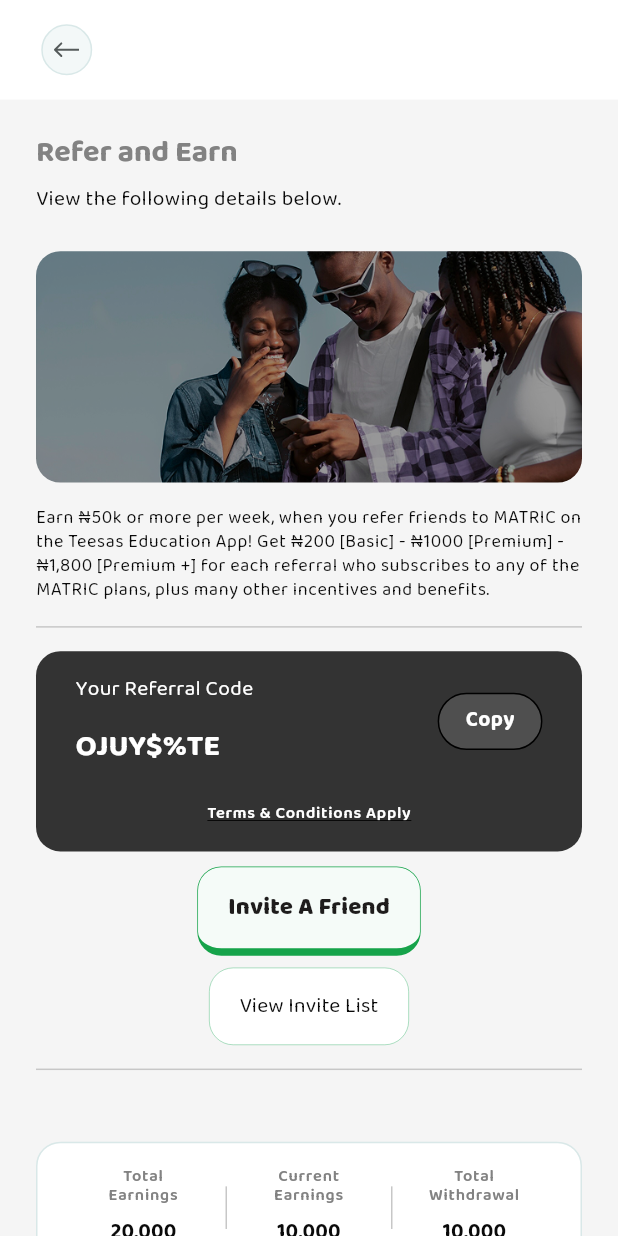
After one commit to teesas-engineering/teesas-app-v2, a Flutter app: the ReferAndEarnScreen screen opened by its route, on a phone screen of 412 x 824 dp. The commit adds this screen. Run offline on Flutter 3.47's test engine with Material 3 defaults, Android fonts, the phone set to English and light mode, and no system bars; our stand-ins replace device_info_plus, dio, firebase_core, flutter_dotenv, flutter_mobx, flutter_screenutil and 12 more; accounts and stored records are empty; generated files the repository leaves out were written again; project files that could hold a hidden picture were left out.

Commit message:
feat: introduce refer and earn feature including screen, store, and associated widgets.

```diff
--- /dev/null
+++ b/lib/app/_shared/widgets/app_back_header.dart
@@ -0,0 +1,45 @@
+import 'package:flutter/material.dart';
+import 'package:flutter_screenutil/flutter_screenutil.dart';
+import 'package:flutter_svg/svg.dart';
+import '../../../common/dimens/app_dimens.dart';
+import '../../../common/style_guide/colors.dart';
+import '../../../common/style_guide/style_guide.dart';
+
+class AppBackHeader extends StatelessWidget implements PreferredSizeWidget {
+  const AppBackHeader({super.key, this.onBackPressed});
+
+  final VoidCallback? onBackPressed;
+
+  @override
+  Size get preferredSize => Size.fromHeight(kToolbarHeight + 16.h);
+
+  @override
+  Widget build(BuildContext context) {
+    return Container(
+      color: AppColors.white,
+      padding: EdgeInsets.symmetric(
+        horizontal: Dimens.pagePadding,
+        vertical: 16.h,
+      ),
+      child: SafeArea(
+        child: Row(
+          children: [
+            InkWell(
+              onTap: onBackPressed ?? () => Navigator.of(context).pop(),
+              borderRadius: BorderRadius.circular(20.r),
+              child: Container(
+                padding: EdgeInsets.all(10.w),
+                decoration: BoxDecoration(
+                  shape: BoxShape.circle,
+                  color: AppColors.buttonBg,
+                  border: Border.all(color: AppColors.cardBorder),
+                ),
+                child: SvgPicture.asset(AppAssets.icArrowBack),
+              ),
+            ),
+          ],
+        ),
+      ),
+    );
+  }
+}
--- a/lib/app/_shared/widgets/app_card.dart
+++ b/lib/app/_shared/widgets/app_card.dart
@@ -30,8 +30,16 @@ class AppCard extends StatelessWidget {
     );
   }
 
-  factory AppCard.secondary({required Widget child, Color? backgroundColor}) {
-    return AppCard._(backgroundColor: backgroundColor, child: child);
+  factory AppCard.secondary({
+    required Widget child,
+    Color? backgroundColor,
+    double? borderRadius,
+  }) {
+    return AppCard._(
+      backgroundColor: backgroundColor,
+      borderRadius: borderRadius,
+      child: child,
+    );
   }
 
   factory AppCard.tertiary({required Widget child, Color? backgroundColor}) {
--- /dev/null
+++ b/lib/app/referral/presentation/screens/refer_and_earn_screen.dart
@@ -0,0 +1,129 @@
+import 'package:flutter/material.dart';
+import 'package:flutter_mobx/flutter_mobx.dart';
+import 'package:flutter_screenutil/flutter_screenutil.dart';
+
+import '../../../../common/dimens/app_dimens.dart';
+import '../../../../common/extensions/num_extension.dart';
+import '../../../../common/style_guide/colors.dart';
+import '../../../../common/style_guide/style_guide.dart';
+import '../../../_shared/enum/button_type.dart';
+import '../../../_shared/widgets/app_back_header.dart';
+import '../../../_shared/widgets/app_button.dart';
+import '../../store/referral_store.dart';
+import '../widgets/referral_code_card.dart';
+import '../widgets/referral_stats_card.dart';
+
+class ReferAndEarnScreen extends StatefulWidget {
+  const ReferAndEarnScreen({super.key});
+
+  @override
+  State<ReferAndEarnScreen> createState() => _ReferAndEarnScreenState();
+}
+
+class _ReferAndEarnScreenState extends State<ReferAndEarnScreen> {
+  final ReferralStore _store = ReferralStore();
+
+  @override
+  Widget build(BuildContext context) {
+    return Scaffold(
+      backgroundColor: AppColors.bgPrimary,
+      appBar: const AppBackHeader(),
+      body: SafeArea(
+        child: Column(
+          children: [
+            Expanded(
+              child: SingleChildScrollView(
+                padding: const EdgeInsets.symmetric(
+                  horizontal: Dimens.pagePadding,
+                ),
+                child: Column(
+                  crossAxisAlignment: CrossAxisAlignment.start,
+                  children: [
+                    24.height,
+                    Text(
+                      'Refer and Earn',
+                      style: AppTypography.displaySmall.copyWith(
+                        fontSize: 20.sp,
+                        fontWeight: FontWeight.w700,
+                        color: AppColors.textSecondary,
+                      ),
+                    ),
+                    8.height,
+                    Text(
+                      'View the following details below.',
+                      style: AppTypography.bodyMedium.copyWith(
+                        color: AppColors.textPrimaryDark,
+                      ),
+                    ),
+                    24.height,
+                    ClipRRect(
+                      borderRadius: BorderRadius.circular(16.r),
+                      child: Image.asset(
+                        AppAssets.imgReferralBanner,
+                        height: 152.h,
+                        width: double.infinity,
+                        fit: BoxFit.cover,
+                      ),
+                    ),
+                    16.height,
+                    Text(
+                      '''Earn ₦50k or more per week, when you refer friends to MATRIC on the Teesas Education App! '''
+                      '''Get ₦200 [Basic] - ₦1000 [Premium] - ₦1,800 [Premium +] for each referral who subscribes to any of the MATRIC plans, plus many other incentives and benefits.''',
+                      style: AppTypography.bodySmall.copyWith(
+                        color: AppColors.textPrimaryDark,
+                      ),
+                    ),
+                    Divider(color: AppColors.dividerColor, height: 32.h),
+                    Observer(
+                      builder: (_) =>
+                          ReferralCodeCard(referralCode: _store.referralCode),
+                    ),
+                    10.height,
+                    Row(
+                      mainAxisAlignment: MainAxisAlignment.center,
+                      children: [
+                        AppButton(
+                          text: 'Invite A Friend',
+                          onPressed: () async => _store.inviteFriend(),
+                          isFullWidth: false,
+                        ),
+                      ],
+                    ),
+                    8.height,
+                    Row(
+                      mainAxisAlignment: MainAxisAlignment.center,
+                      children: [
+                        AppButton(
+                          text: 'View Invite List',
+                          onPressed: () async => {},
+                          buttonType: ButtonType.secondary,
+                          backgroundColor: AppColors.white,
+                          borderColor: AppColors.bgBrand,
+                          textColor: AppColors.textPrimaryDark,
+                          isFullWidth: false,
+                        ),
+                      ],
+                    ),
+                    Divider(color: AppColors.dividerColor, height: 32.h),
+                    32.height,
+                    Observer(
+                      builder: (_) => ReferralStatsCard(
+                        totalEarnings: _store.totalEarnings,
+                        currentEarnings: _store.currentEarnings,
+                        totalWithdrawal: _store.totalWithdrawal,
+                        onWithdraw: () {},
+                      ),
+                    ),
+                    SizedBox(
+                      height: MediaQuery.viewPaddingOf(context).bottom + 16.h,
+                    ),
+                  ],
+                ),
+              ),
+            ),
+          ],
+        ),
+      ),
+    );
+  }
+}
--- /dev/null
+++ b/lib/app/referral/presentation/widgets/referral_code_card.dart
@@ -0,0 +1,88 @@
+import 'package:flutter/material.dart';
+import 'package:flutter/services.dart';
+import 'package:flutter_screenutil/flutter_screenutil.dart';
+import '../../../../common/extensions/num_extension.dart';
+import '../../../../common/style_guide/colors.dart';
+import '../../../../common/style_guide/style_guide.dart';
+
+class ReferralCodeCard extends StatelessWidget {
+  const ReferralCodeCard({required this.referralCode, super.key});
+
+  final String referralCode;
+
+  @override
+  Widget build(BuildContext context) {
+    return Container(
+      width: double.infinity,
+      padding: EdgeInsets.symmetric(horizontal: 24.w, vertical: 16.h),
+      decoration: BoxDecoration(
+        color: const Color(0xFF333333),
+        borderRadius: BorderRadius.circular(16.r),
+      ),
+      child: Column(
+        crossAxisAlignment: CrossAxisAlignment.start,
+        children: [
+          Row(
+            mainAxisAlignment: MainAxisAlignment.spaceBetween,
+            children: [
+              Column(
+                crossAxisAlignment: CrossAxisAlignment.start,
+                children: [
+                  Text(
+                    'Your Referral Code',
+                    style: AppTypography.bodyMedium.copyWith(
+                      color: AppColors.textInvert,
+                    ),
+                  ),
+                  16.height,
+                  Text(
+                    referralCode,
+                    style: AppTypography.displaySmall.copyWith(
+                      color: AppColors.textInvert,
+                      fontSize: 20.sp,
+                      fontWeight: FontWeight.w700,
+                    ),
+                  ),
+                ],
+              ),
+              InkWell(
+                onTap: () async {
+                  await Clipboard.setData(ClipboardData(text: referralCode));
+                },
+                borderRadius: BorderRadius.circular(20.r),
+                child: Container(
+                  padding: EdgeInsets.symmetric(
+                    horizontal: 16.w,
+                    vertical: 8.h,
+                  ),
+                  decoration: BoxDecoration(
+                    color: const Color(0xFF4F4F4F),
+                    borderRadius: BorderRadius.circular(20.r),
+                    border: Border.all(color: AppColors.black),
+                  ),
+                  child: Text(
+                    'Copy',
+                    style: AppTypography.bodyMedium.copyWith(
+                      color: AppColors.textInvert,
+                      fontWeight: FontWeight.w700,
+                    ),
+                  ),
+                ),
+              ),
+            ],
+          ),
+          24.height,
+          Center(
+            child: Text(
+              'Terms & Conditions Apply',
+              style: AppTypography.labelSmall.copyWith(
+                color: AppColors.textInvert,
+                decoration: TextDecoration.underline,
+              ),
+            ),
+          ),
+        ],
+      ),
+    );
+  }
+}
--- /dev/null
+++ b/lib/app/referral/presentation/widgets/referral_stats_card.dart
@@ -0,0 +1,92 @@
+import 'package:flutter/material.dart';
+import 'package:flutter_screenutil/flutter_screenutil.dart';
+
+import '../../../../common/extensions/num_extension.dart';
+import '../../../../common/style_guide/colors.dart';
+import '../../../../common/style_guide/style_guide.dart';
+import '../../../_shared/widgets/app_button.dart';
+import '../../../_shared/widgets/app_card.dart';
+
+class ReferralStatsCard extends StatelessWidget {
+  const ReferralStatsCard({
+    required this.totalEarnings,
+    required this.currentEarnings,
+    required this.totalWithdrawal,
+    required this.onWithdraw,
+    super.key,
+  });
+
+  final double totalEarnings;
+  final double currentEarnings;
+  final double totalWithdrawal;
+  final VoidCallback onWithdraw;
+
+  @override
+  Widget build(BuildContext context) {
+    return AppCard.secondary(
+      borderRadius: 16.r,
+      child: Column(
+        children: [
+          Row(
+            mainAxisAlignment: MainAxisAlignment.spaceBetween,
+            children: [
+              _buildStatItem('Total\nEarnings', totalEarnings),
+              _buildDivider(),
+              _buildStatItem('Current\nEarnings', currentEarnings),
+              _buildDivider(),
+              _buildStatItem('Total\nWithdrawal', totalWithdrawal),
+            ],
+          ),
+          24.height,
+          AppButton(
+            text: 'Withdraw Earnings',
+            onPressed: () async => onWithdraw(),
+            backgroundColor: AppColors.white,
+            borderColor: AppColors.bgBrand,
+            textColor: AppColors.textPrimaryDark,
+            isFullWidth: false,
+          ),
+        ],
+      ),
+    );
+  }
+
+  Widget _buildStatItem(String label, double value) {
+    return Expanded(
+      child: Column(
+        children: [
+          Text(
+            label,
+            textAlign: TextAlign.center,
+            style: AppTypography.labelSmall.copyWith(
+              color: AppColors.textSecondary,
+              height: 1.2,
+            ),
+          ),
+          8.height,
+          Text(
+            _formatNumber(value),
+            textAlign: TextAlign.center,
+            style: AppTypography.titleSmall.copyWith(
+              color: AppColors.textPrimaryDark,
+              fontWeight: FontWeight.w700,
+            ),
+          ),
+        ],
+      ),
+    );
+  }
+
+  Widget _buildDivider() {
+    return Container(height: 28.h, width: 1, color: AppColors.dividerColor);
+  }
+
+  String _formatNumber(double value) {
+    return value
+        .toStringAsFixed(0)
+        .replaceAllMapped(
+          RegExp(r'(\d{1,3})(?=(\d{3})+(?!\d))'),
+          (m) => '${m[1]},',
+        );
+  }
+}
--- /dev/null
+++ b/lib/app/referral/store/referral_store.dart
@@ -0,0 +1,31 @@
+import 'package:injectable/injectable.dart';
+import 'package:mobx/mobx.dart';
+
+part 'referral_store.g.dart';
+
+@injectable
+class ReferralStore = _ReferralStore with _$ReferralStore;
+
+abstract class _ReferralStore with Store {
+  @observable
+  String referralCode = 'OJUY\$%TE';
+
+  @observable
+  double totalEarnings = 20000;
+
+  @observable
+  double currentEarnings = 10000;
+
+  @observable
+  double totalWithdrawal = 10000;
+
+  @action
+  Future<void> copyReferralCode() async {
+    // Logic to copy to clipboard (handled in UI usually or via service)
+  }
+
+  @action
+  Future<void> inviteFriend() async {
+    // Logic to share
+  }
+}
--- a/lib/common/style_guide/app_assets.dart
+++ b/lib/common/style_guide/app_assets.dart
@@ -57,4 +57,6 @@ class AppAssets {
   static const String testImage = '$_pngsDir/test-image.png';
   static const String videoImage = '$_pngsDir/video-image.png';
   static const String welcomeImage = '$_pngsDir/welcome-image.png';
+
+  static const String imgReferralBanner = '$_pngsDir/img_referral_banner.png';
 }
--- a/lib/router/main_router.dart
+++ b/lib/router/main_router.dart
@@ -4,6 +4,7 @@ import 'package:injectable/injectable.dart';
 import '../app/home/presentation/screens/home_shell_screen.dart';
 import '../app/home/presentation/screens/manage_accounts_screen.dart';
 import '../app/onboarding/presentation/screens/onboarding_root.dart';
+import '../app/referral/presentation/screens/refer_and_earn_screen.dart';
 import '../app/signin/presentation/screens/login_screen.dart';
 import 'app_router_wrapper.dart';
 
@@ -22,6 +23,7 @@ class MainRouter {
   static const String learning = '/learning';
   static const String homeShell = '/home-shell';
   static const String manageAccounts = '/manage-accounts';
+  static const String referAndEarn = '/refer-and-earn';
 
   GoRouter get router => _router;
 
@@ -54,6 +56,11 @@ class MainRouter {
         name: manageAccounts,
         builder: (context, state) => const ManageAccountsScreen(),
       ),
+      GoRoute(
+        path: referAndEarn,
+        name: referAndEarn,
+        builder: (context, state) => const ReferAndEarnScreen(),
+      ),
     ],
   );
 }
```
Also changed, not shown: assets/images/img_referral_banner.png (added), lib/app/referral/store/referral_store.g.dart (added), lib/dependency_manager/injectable.config.dart.
